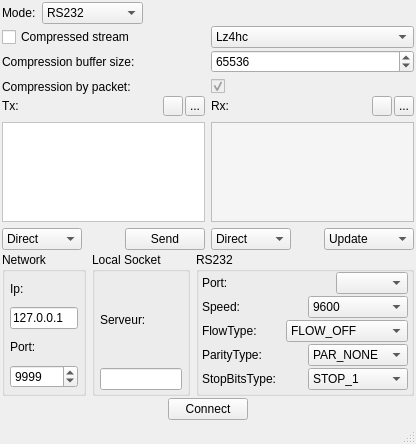
Old version of the form client/MainWindow.ui in the repository alphaonex86/debug-devel.
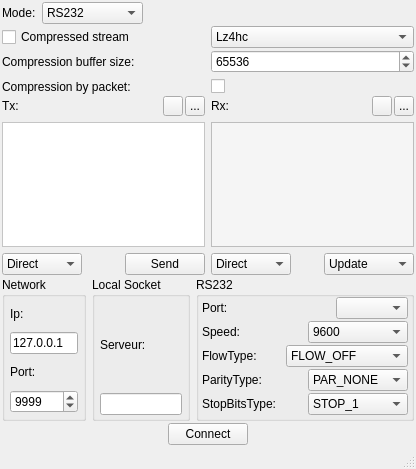
New version of the form. Icons and pictures are not drawn.

The edit to the form file:
```diff
--- a/client/MainWindow.ui
+++ b/client/MainWindow.ui
@@ -7,7 +7,7 @@
     <x>0</x>
     <y>0</y>
     <width>416</width>
-    <height>444</height>
+    <height>469</height>
    </rect>
   </property>
   <property name="windowTitle">
@@ -154,14 +154,7 @@
        </widget>
       </item>
       <item row="1" column="1">
-       <widget class="QCheckBox" name="compressionByPacket">
-        <property name="enabled">
-         <bool>false</bool>
-        </property>
-        <property name="checked">
-         <bool>true</bool>
-        </property>
-       </widget>
+       <widget class="QCheckBox" name="compressionByPacket"/>
       </item>
      </layout>
     </item>
```
